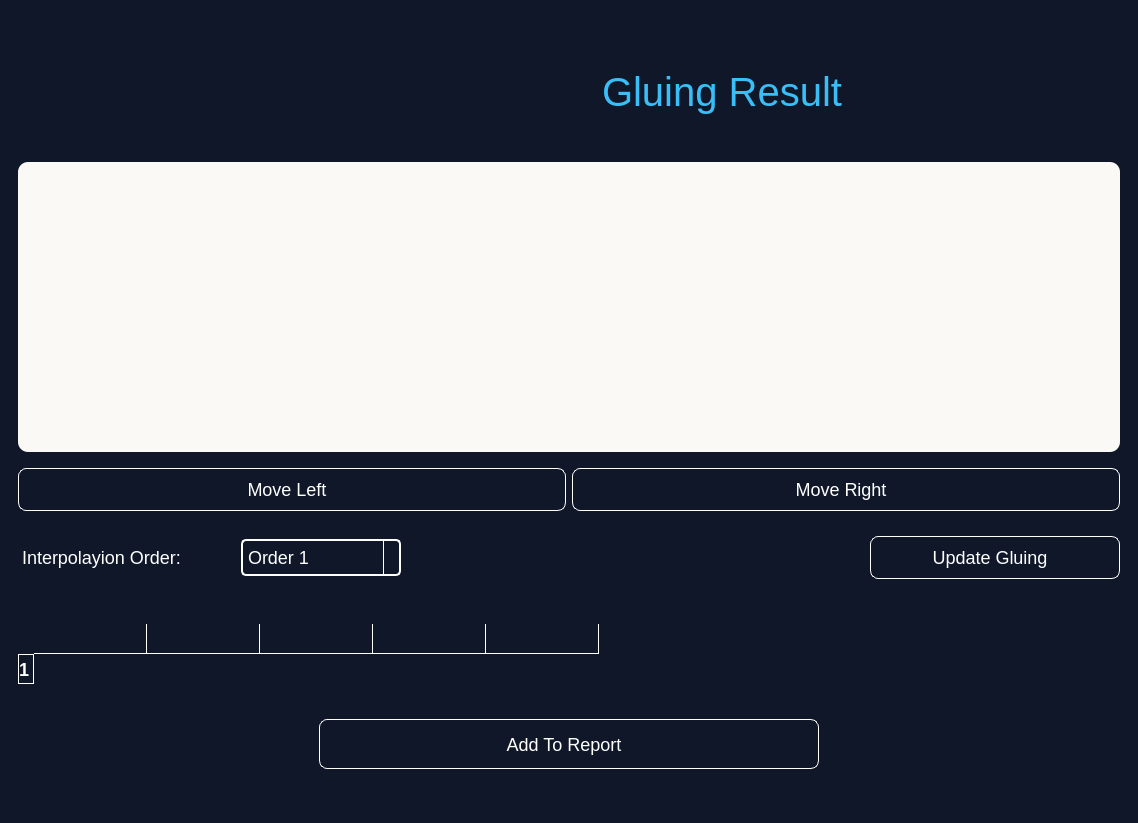
karreemm/BioSignalScope-Real-time-Biological-Signals-Viewer, file main.ui: the form before one commit.
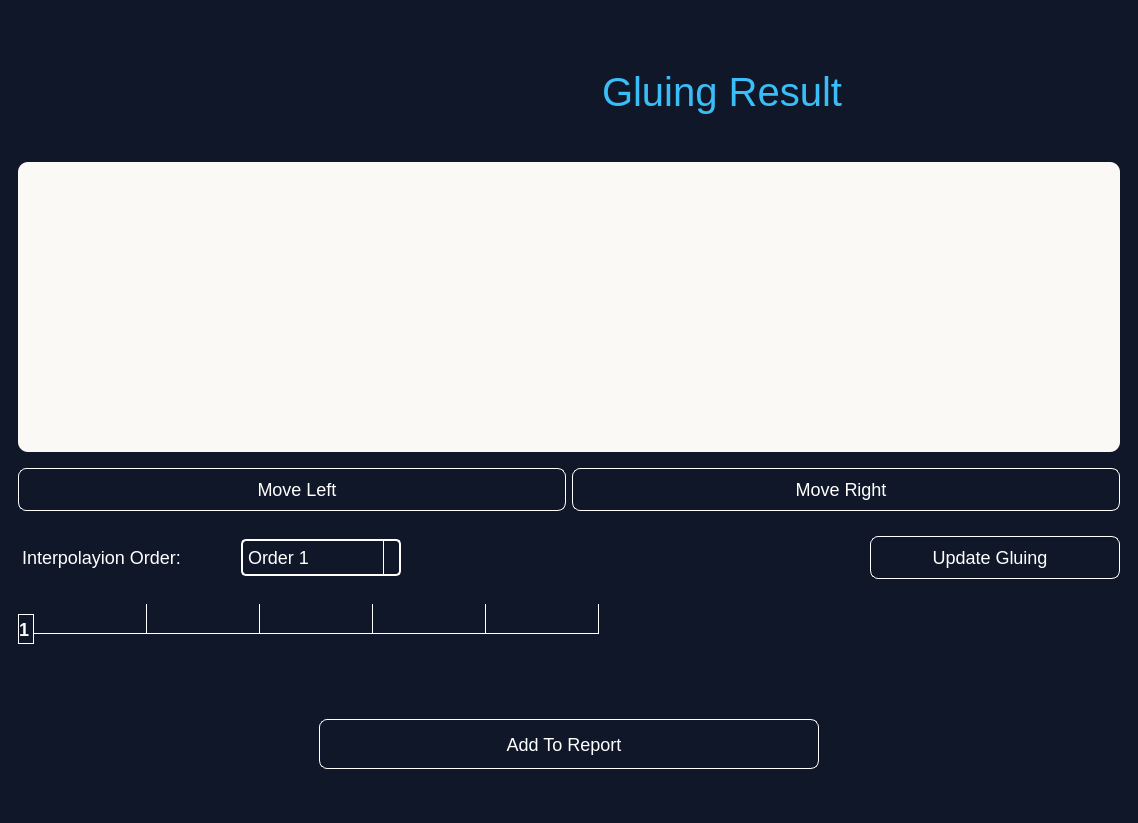
The form after the commit. Icons and pictures are not drawn.

Diff of the .ui file:
```diff
--- a/main.ui
+++ b/main.ui
@@ -194,35 +194,6 @@
     border-radius: 4px;
 }
 
-/* Table styling */
-QTableWidget {
-    background-color: #0f1729;
-    color: #ffffff;                   /* Updated text color to white */
-    gridline-color: #ffffff;           /* Updated gridline color to white */
-    selection-background-color: #1A2A3C;
-    selection-color: #ffffff;          /* Updated selection text color to white */
-    border-left: 1px solid #ffffff;    /* Updated border color to white */
-}
-
-QHeaderView::section {
-    background-color: #0f1729;
-    color: #ffffff;                    /* Updated header text color to white */
-    font-weight: bold;
-    border: 1px solid #ffffff;         /* Updated header border color to white */
-}
-
-QTableCornerButton::section {
-    background-color: #0f1729;
-    border: 1px solid #ffffff;         /* Updated corner button border color to white */
-}
-
-QWidget {
-    border: none;
-}
-
-QTableWidget::item:first {
-    border-left: 2px solid #ffffff;    /* Updated first item border color to white */
-}
 </string>
   </property>
   <widget class="QWidget" name="centralwidget">
@@ -2008,7 +1979,7 @@
             <item>
              <widget class="QPushButton" name="pushButton_2">
               <property name="layoutDirection">
-               <enum>Qt::RightToLeft</enum>
+               <enum>Qt::LeftToRight</enum>
               </property>
               <property name="styleSheet">
                <string notr="true">color: white;
@@ -2016,7 +1987,7 @@
 </string>
               </property>
               <property name="text">
-               <string>Move Left  </string>
+               <string>  Move Left</string>
               </property>
               <property name="icon">
                <iconset resource="Images.qrc">
@@ -2183,7 +2154,33 @@
            </size>
           </property>
           <property name="styleSheet">
-           <string notr="true">margin-top: 30px</string>
+           <string notr="true">/* Table styling */
+QTableWidget {
+    background-color: #0f1729;
+    color: #ffffff;                   /* Updated text color to white */
+    gridline-color: #ffffff;           /* Updated gridline color to white */
+    selection-background-color: #1A2A3C;
+    selection-color: #ffffff;          /* Updated selection text color to white */
+    border-left: 1px solid #ffffff;    /* Updated border color to white */
+}
+
+QHeaderView::section {
+    background-color: #0f1729;
+    color: #ffffff;                    /* Updated header text color to white */
+    font-weight: bold;
+    border: 1px solid #ffffff;         /* Updated header border color to white */
+}
+
+QTableCornerButton::section {
+    background-color: #0f1729;
+    border: 1px solid #ffffff;         /* Updated corner button border color to white */
+}
+
+QWidget {
+    border: none;
+}
+
+</string>
           </property>
           <property name="frameShape">
            <enum>QFrame::StyledPanel</enum>
@@ -2234,7 +2231,7 @@
           </column>
           <column>
            <property name="text">
-            <string>Duration (s)</string>
+            <string>Range</string>
            </property>
           </column>
           <column>
@@ -2247,31 +2244,6 @@
             <string>Max</string>
            </property>
           </column>
-          <item row="0" column="0">
-           <property name="text">
-            <string/>
-           </property>
-          </item>
-          <item row="0" column="1">
-           <property name="text">
-            <string/>
-           </property>
-          </item>
-          <item row="0" column="2">
-           <property name="text">
-            <string/>
-           </property>
-          </item>
-          <item row="0" column="3">
-           <property name="text">
-            <string/>
-           </property>
-          </item>
-          <item row="0" column="4">
-           <property name="text">
-            <string/>
-           </property>
-          </item>
          </widget>
         </item>
        </layout>
```
